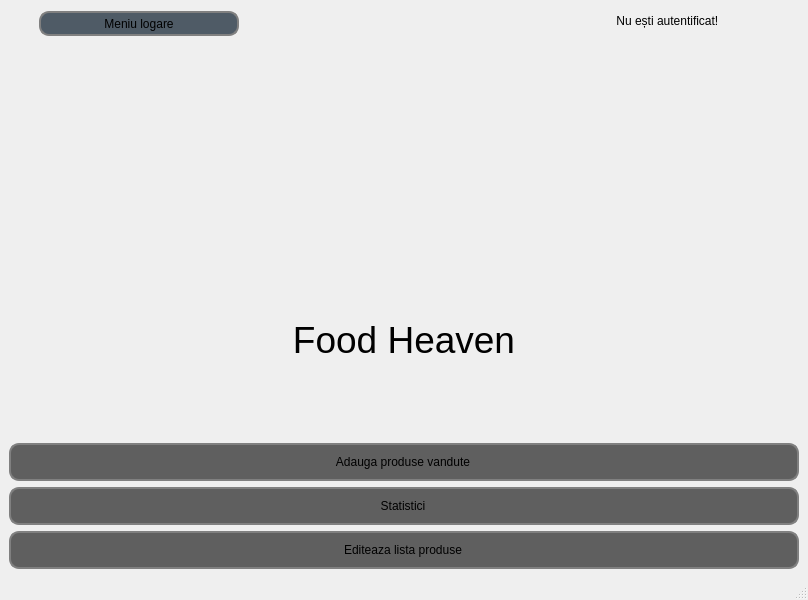
Above: ui/basewindow.ui from decemyn/food-management before the change. Below: the same form after it.
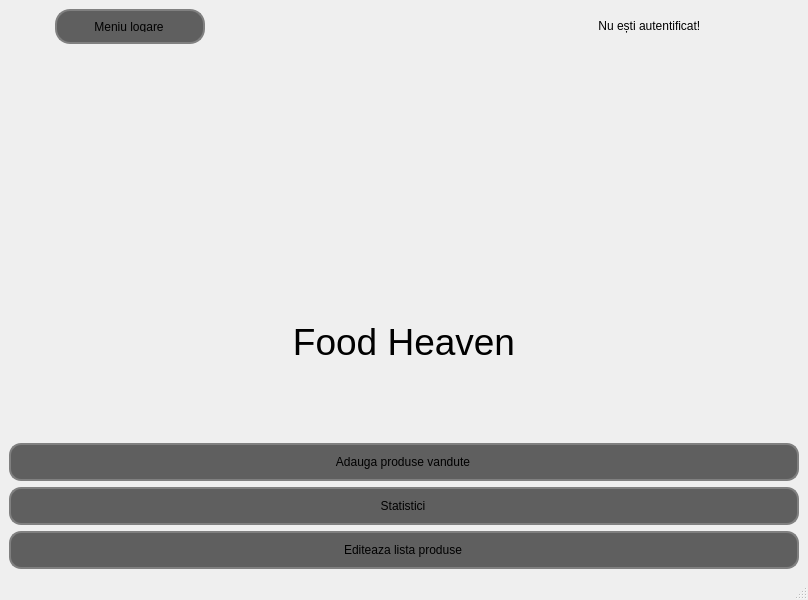
That is the form after the change. Icons and pictures are not drawn.

```diff
--- a/ui/basewindow.ui
+++ b/ui/basewindow.ui
@@ -51,22 +51,22 @@
          <widget class="QPushButton" name="pushButton">
           <property name="minimumSize">
            <size>
-            <width>200</width>
-            <height>25</height>
+            <width>150</width>
+            <height>35</height>
            </size>
           </property>
           <property name="maximumSize">
            <size>
-            <width>200</width>
-            <height>20</height>
+            <width>150</width>
+            <height>48</height>
            </size>
           </property>
           <property name="styleSheet">
            <string notr="true">QPushButton{
-background:#4F5B66;
+background:#5F5F5F;
 border: 2px solid gray;
-border-radius:10px;
-padding:0 8px;
+border-radius:15px;
+padding:10 10 10 8px;
 
 }
 QPushButton::pressed{
@@ -148,7 +148,7 @@
          <string notr="true">QPushButton{
 background:#5F5F5F;
 border: 2px solid gray;
-border-radius:10px;
+border-radius:12px;
 padding:10 10 10 8px;
 
 }
@@ -176,7 +176,7 @@
          <string notr="true">QPushButton{
 background:#5F5F5F;
 border: 2px solid gray;
-border-radius:10px;
+border-radius:12px;
 padding:10 10 10 8px;
 
 }
@@ -204,7 +204,7 @@
          <string notr="true">QPushButton{
 background:#5F5F5F;
 border: 2px solid gray;
-border-radius:10px;
+border-radius:12px;
 padding:10 10 10 8px;
 
 }
```
Left out of the diff: 24 changed lines with no effect on the pictures.
